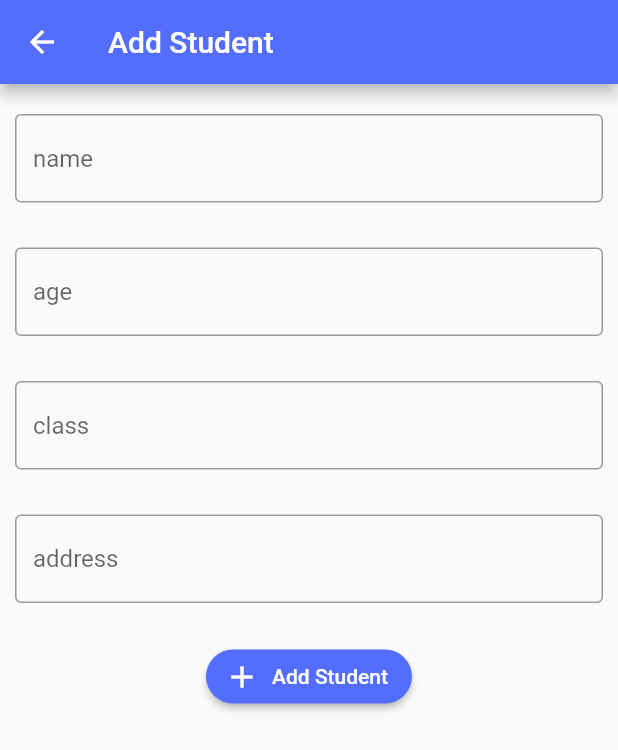
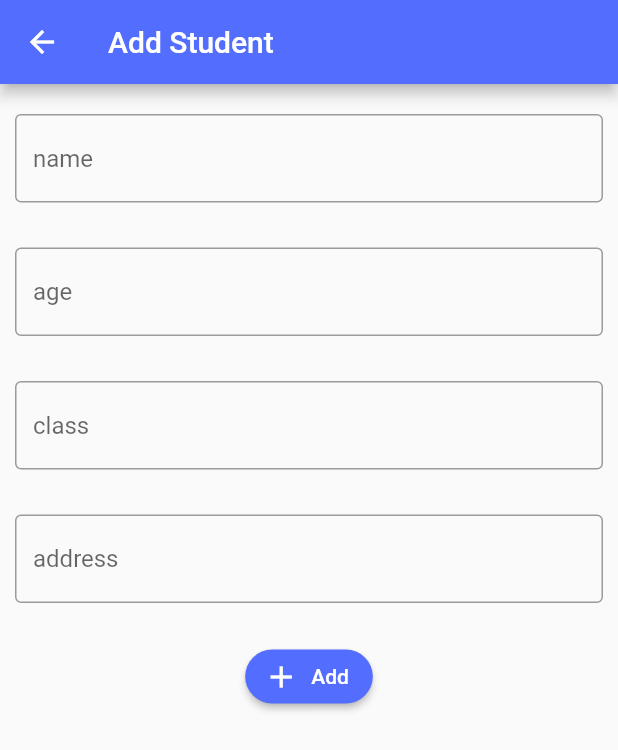
Before and after one commit to Nidhinlalp/studentdetails, a Flutter app: the AddstudentWidget screen opened directly, on a phone screen of 412 x 824 dp. Shown: the top 750 px of the screen. Run offline on Flutter 3.47's test engine with Material 2 defaults, Android fonts, the phone set to English and light mode, and no system bars; our stand-ins replace hive, hive_flutter; accounts and stored records are empty.

Commit message:
ui upadated

```diff
--- a/lib/view/widgets/add_student_widget.dart
+++ b/lib/view/widgets/add_student_widget.dart
@@ -108,7 +108,7 @@ class _AddstudentWidgetState extends State<AddstudentWidget> {
                       }
                     },
                     icon: const Icon(Icons.add),
-                    label: const Text('Add Student'),
+                    label: const Text('Add'),
                     style: ElevatedButton.styleFrom(
                       foregroundColor:
                           Colors.white, //change background color of button
```
